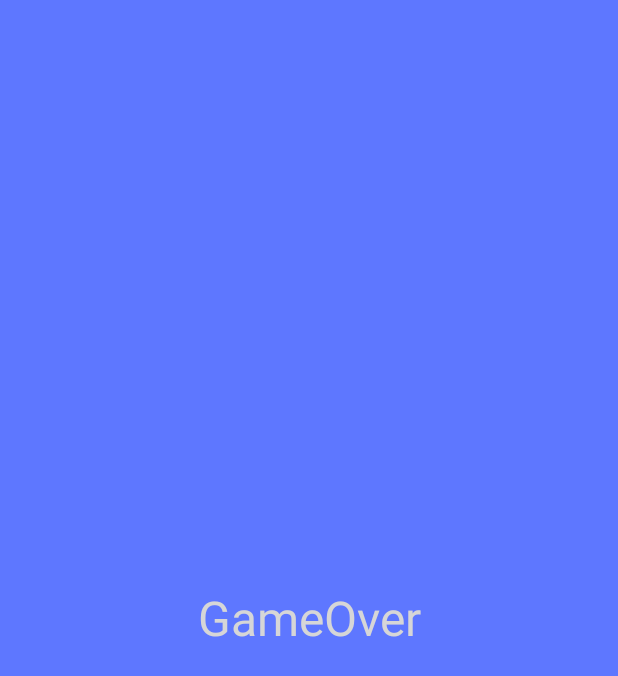
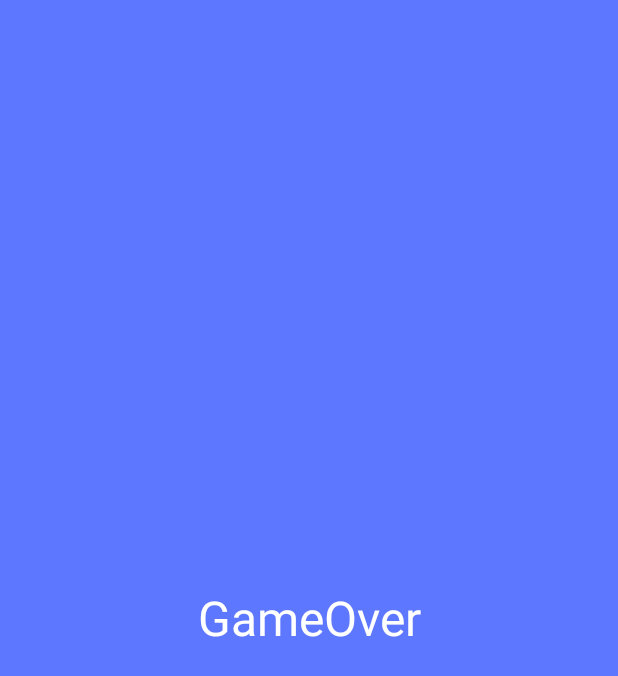
Before and after one commit to adrianrobotka/VectorCar, an Android app: the layout gameover.xml on its own in the app's theme, with its tools: preview values and no code run, on a phone screen of 412 x 824 dp. Shown: the top 676 px of the screen. Run offline under Robolectric (Android 15) with nearby library versions, the phone set to English and light mode, and no system bars.

Commit message:
resource bugfix

```diff
--- a/app/src/main/res/layout/gameover.xml
+++ b/app/src/main/res/layout/gameover.xml
@@ -13,6 +13,6 @@
         android:layout_weight="2"
         android:gravity="center"
         android:text="@string/game_over"
-        android:textColor="@color/white"
+        android:textColor="@color/colorGameOverText"
         android:textSize="32sp" />
 </LinearLayout>
```
Also changed, not shown: app/src/main/res/drawable/pothole_fatal.png (renamed from app/src/main/res/drawable/pothole-fatal.png).
